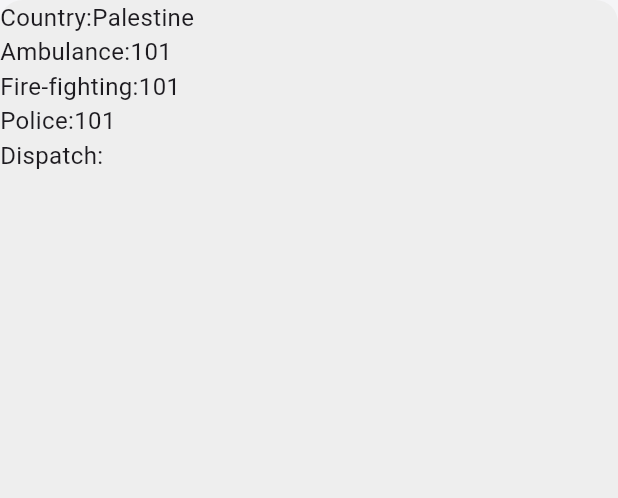
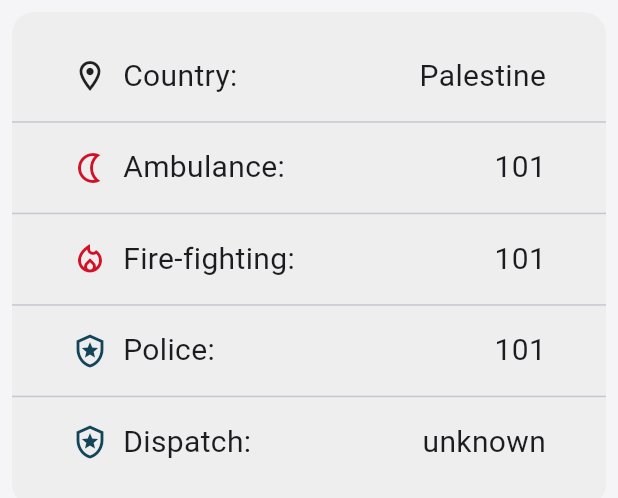
Before and after one commit to mohamedmahmoud95/Google-solution-challenge-2024, a Flutter app: the EmergencyContactsWidget widget shown alone on an empty page, opened directly with empty values, on a phone screen of 412 x 824 dp. Shown: the top 498 px of the screen. Run offline on Flutter 3.47's test engine with Material 3 defaults, Android fonts, the phone set to English and light mode, and no system bars; our stand-ins replace bloc, card_swiper, cloud_firestore, dio, easy_localization, equatable and 16 more; missing offline and left inert: google_mlkit_face_detection, tflite_flutter; accounts and stored records are empty; network calls fail.

Commit message:
finished emergency contacts screen

```diff
--- a/lib/features/offline_resource/presentation/pages/emergency_contacts_screen.dart
+++ b/lib/features/offline_resource/presentation/pages/emergency_contacts_screen.dart
@@ -33,7 +33,7 @@ class _EmergencyContactsScreenState extends State<EmergencyContactsScreen> {
               },
             ),
             const SizedBox(height: 20),
-            selectedCountryCode == null ? const SizedBox() :
+            selectedCountryCode == null ? const Center(child: Text("Please select a country", style: TextStyle(fontSize: 20),)) :
             EmergencyContactsWidget(key: _emergencyContactsKey, countryCode: selectedCountryCode!),
           ],
         ),
--- a/lib/features/offline_resource/presentation/widget/emergency_contacts_widget.dart
+++ b/lib/features/offline_resource/presentation/widget/emergency_contacts_widget.dart
@@ -62,36 +62,60 @@ class _EmergencyContactsWidgetState extends State<EmergencyContactsWidget> {
           );
         } else {
           final emergencyContact = snapshot.data!;
-          return Container(
-            height: ScreenUtils.getScreenHeight(context)/1.5,
+          return
+            Padding(padding: EdgeInsets.all(8)
+            ,child: Container(
+            height: ScreenUtils.getScreenHeight(context)/2.5,
             width: ScreenUtils.getScreenHeight(context) - 50,
             decoration: BoxDecoration(
               borderRadius: BorderRadius.circular(AppMeasures.defaultCircularRadius),
               color: AppColors.offWhite,
             ),
-            child: SingleChildScrollView(
+            child: Center(child:SingleChildScrollView(
               child: Column(
+
                 children: [
-                  tile('Country:', emergencyContact.country.name.toString()),
-                  tile('Ambulance:', emergencyContact.ambulance.all!.first!),
-                  tile('Fire-fighting:', emergencyContact.fire.all!.first!),
-                  tile('Police:', emergencyContact.police.all!.first!),
-                  tile('Dispatch:', emergencyContact.dispatch.all!.first!),
+                  tile(const Icon(Icons.location_on_outlined), 'Country:', emergencyContact.country.name.toString()),
+                 Divider(),
+                  tile(const Icon(Icons.nightlight_outlined, color: AppColors.red,), 'Ambulance:', emergencyContact.ambulance.all!.first!),
+                  Divider(),
+
+                  tile(const Icon(Icons.local_fire_department_outlined, color: AppColors.red),'Fire-fighting:', emergencyContact.fire.all!.first!),
+                  Divider(),
+                  tile(const Icon(Icons.local_police_outlined, color: AppColors.cadetBlue2),'Police:', emergencyContact.police.all!.first!),
+                  Divider(),
+                  tile(const Icon(Icons.local_police_outlined, color: AppColors.cadetBlue2),'Dispatch:', emergencyContact.dispatch.all!.first!),
                 ],
-              ),
-            ),
+              ),),
+            ),),
           );
         }
       },
     );
   }
 
-  Widget tile(String title, String info) {
-    return Row(
+  Widget tile(Widget prefix,String title, String info) {
+    return
+   Padding(padding: const EdgeInsets.symmetric(vertical: 8, horizontal: 40),
+      child: Row(
+        mainAxisAlignment: MainAxisAlignment.spaceBetween,
       children: [
-        Text(title, style: const TextStyle(fontWeight: FontWeight.w400, fontSize: 16, overflow: TextOverflow.ellipsis), maxLines: 2,),
-        Text(info, style: const TextStyle(fontWeight: FontWeight.w400, fontSize: 16, overflow: TextOverflow.ellipsis), maxLines: 2,),
+        Row(
+          children:[
+        prefix,
+        const SizedBox(width: 10,),
+        Text(title, style: const TextStyle(fontWeight: FontWeight.w400, fontSize: 20, overflow: TextOverflow.ellipsis), maxLines: 2,),
+        const SizedBox(width: 10,),
+],),
+
+        Row(
+          mainAxisAlignment: MainAxisAlignment.end,
+          children:[
+          Text(info.isNotEmpty? info: 'unknown', style: const TextStyle(fontWeight: FontWeight.w400, fontSize: 20, overflow: TextOverflow.ellipsis), maxLines: 2,),
+
+    ],),
       ],
+      ),
     );
   }
 }
```
